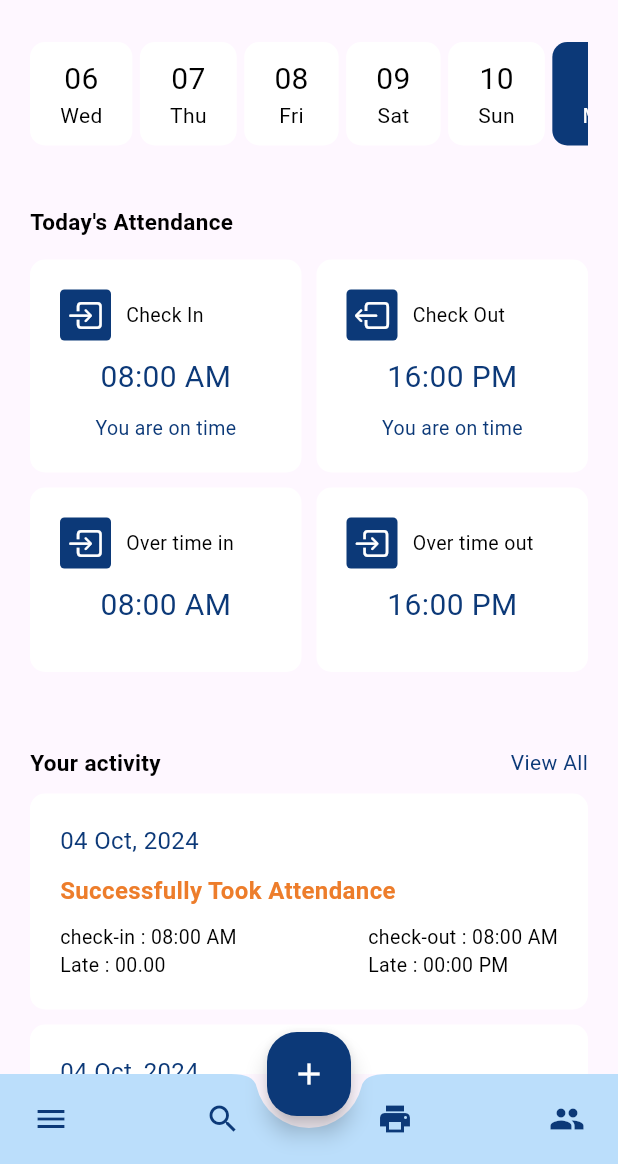
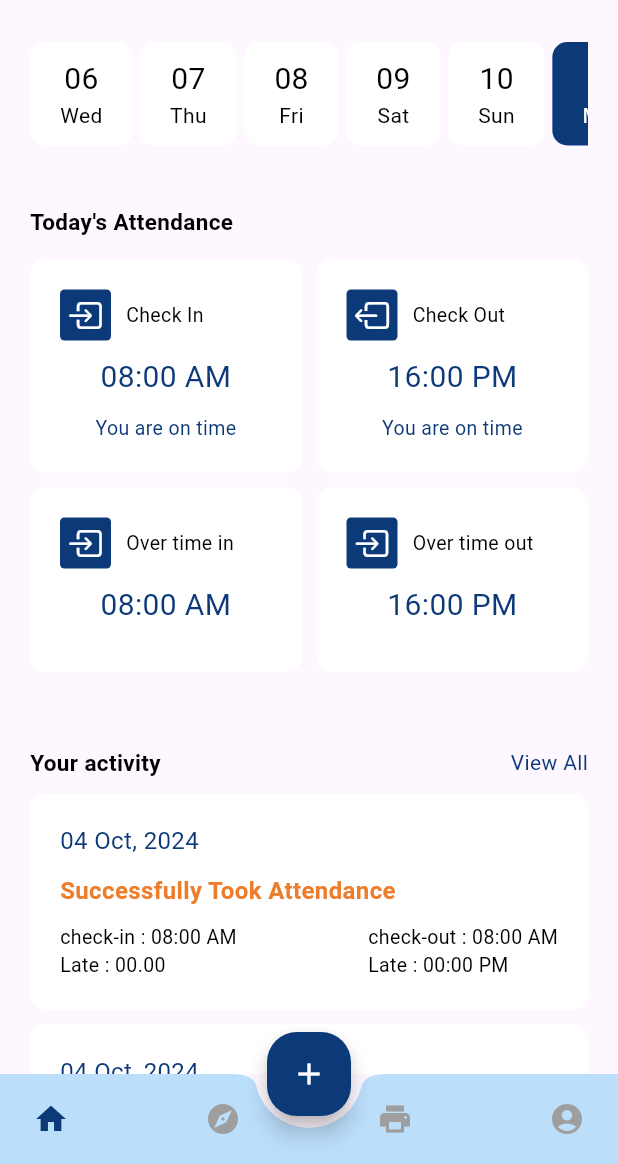
Before and after one commit to integer-class/PrecisePresence, a Flutter app: the Homepage screen opened directly with empty values, on a phone screen of 412 x 824 dp, the part 72-1236 px from its top. Run offline on Flutter 3.47's test engine with Material 3 defaults, Android fonts, the light colour scheme and no system bars; our stand-ins replace dartz, go_router, shared_preferences; accounts and stored records are empty.

Commit message:
refactor: update homepage to use RootTab enum and improve navigation

```diff
--- a/precisepresence/lib/router/app_router.dart
+++ b/precisepresence/lib/router/app_router.dart
@@ -2,7 +2,6 @@ import 'package:flutter/material.dart';
 import 'package:go_router/go_router.dart';
 import 'package:precisepresence/screens/home/home.dart';
 import 'package:precisepresence/screens/intro/splash_page.dart';
-//login
 import 'package:precisepresence/screens/auth/login.dart';
 part 'enums/root_tab.dart';
 part 'route_constants.dart';
@@ -25,7 +24,10 @@ class AppRouter {
         name: RouteConstants.root,
         path: RouteConstants.rootPath,
         builder: (context, state) {
-          final tab = int.tryParse(state.pathParameters['root_tab'] ?? '') ?? 0;
+          final tabIndex =
+              int.tryParse(state.pathParameters['root_tab'] ?? '') ?? 0;
+          final tab = RootTab.fromIndex(tabIndex);
+
           return Homepage(
             key: state.pageKey,
             currentTab: tab,
--- a/precisepresence/lib/screens/home/home.dart
+++ b/precisepresence/lib/screens/home/home.dart
@@ -1,15 +1,18 @@
 import 'package:flutter/material.dart';
+import 'package:go_router/go_router.dart';
 import 'package:precisepresence/constants/colors.dart';
 import 'package:precisepresence/constants/variables.dart';
 import 'package:precisepresence/data/datasource/auth_local_datasource.dart';
+import 'package:precisepresence/router/app_router.dart';
 import 'package:precisepresence/screens/components/TodayAttandance.dart';
 import 'package:precisepresence/screens/components/activity.dart';
 import 'package:precisepresence/screens/components/date.dart';
 import 'package:precisepresence/screens/components/custom_floating_action_button.dart'; // Import the new file
 import 'package:precisepresence/data/responses/auth_response_model.dart';
+import 'package:precisepresence/screens/home/home.dart';
 
 class Homepage extends StatefulWidget {
-  final int currentTab;
+  final RootTab currentTab; // Updated to RootTab enum
   const Homepage({
     Key? key,
     required this.currentTab,
@@ -64,7 +67,7 @@ class _HomepageState extends State<Homepage> {
         onPressed: () {},
       ),
       floatingActionButtonLocation: FloatingActionButtonLocation.centerDocked,
-      bottomNavigationBar: CustomBottomAppBar(),
+      bottomNavigationBar: CustomBottomAppBar(currentTab: widget.currentTab),
     );
   }
 
@@ -100,14 +103,18 @@ class _HomepageState extends State<Homepage> {
 }
 
 class CustomBottomAppBar extends StatelessWidget {
-  const CustomBottomAppBar({Key? key}) : super(key: key);
+  final RootTab currentTab; // Accept the RootTab enum
+  const CustomBottomAppBar({
+    Key? key,
+    required this.currentTab,
+  }) : super(key: key);
 
   @override
   Widget build(BuildContext context) {
     return BottomAppBar(
       padding: const EdgeInsets.symmetric(horizontal: 10),
       height: 60,
-      color: Colors.blue[100], // Warna latar belakang biru muda
+      color: Colors.blue[100],
       shape: const CircularNotchedRectangle(),
       notchMargin: 8,
       child: Row(
@@ -115,32 +122,50 @@ class CustomBottomAppBar extends StatelessWidget {
         mainAxisAlignment: MainAxisAlignment.spaceBetween,
         children: <Widget>[
           IconButton(
-            icon: const Icon(
-              Icons.menu,
-              color: AppColors.primary,
+            icon: Icon(
+              Icons.home,
+              color:
+                  currentTab == RootTab.home ? AppColors.primary : Colors.grey,
             ),
-            onPressed: () {},
+            onPressed: () {
+              // Navigate to the home tab
+              context.go('/${RootTab.home.value}');
+            },
           ),
           IconButton(
-            icon: const Icon(
-              Icons.search,
-              color: AppColors.primary,
+            icon: Icon(
+              Icons.explore,
+              color: currentTab == RootTab.explore
+                  ? AppColors.primary
+                  : Colors.grey,
             ),
-            onPressed: () {},
+            onPressed: () {
+              // Navigate to the explore tab
+              context.go('/${RootTab.explore.value}');
+            },
           ),
           IconButton(
-            icon: const Icon(
+            icon: Icon(
               Icons.print,
-              color: AppColors.primary,
+              color:
+                  currentTab == RootTab.order ? AppColors.primary : Colors.grey,
             ),
-            onPressed: () {},
+            onPressed: () {
+              // Navigate to the order tab
+              context.go('/${RootTab.order.value}');
+            },
           ),
           IconButton(
-            icon: const Icon(
-              Icons.people,
-              color: AppColors.primary,
+            icon: Icon(
+              Icons.account_circle,
+              color: currentTab == RootTab.account
+                  ? AppColors.primary
+                  : Colors.grey,
             ),
-            onPressed: () {},
+            onPressed: () {
+              // Navigate to the account tab
+              context.go('/${RootTab.account.value}');
+            },
           ),
         ],
       ),
```
